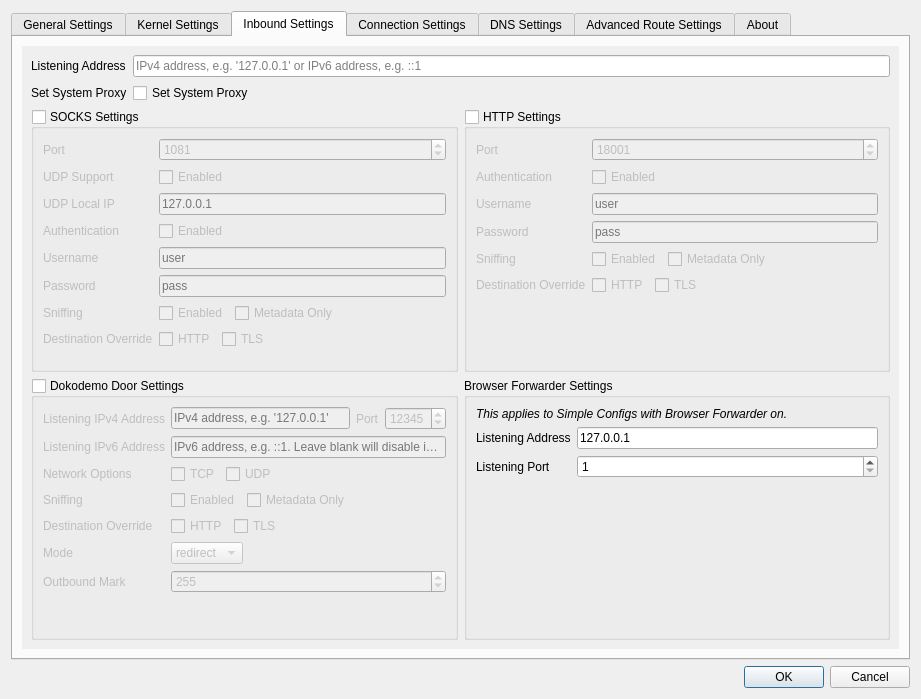
U1F605/Qv2ray, file src/ui/widgets/windows/w_PreferencesWindow.ui: the form before one commit.
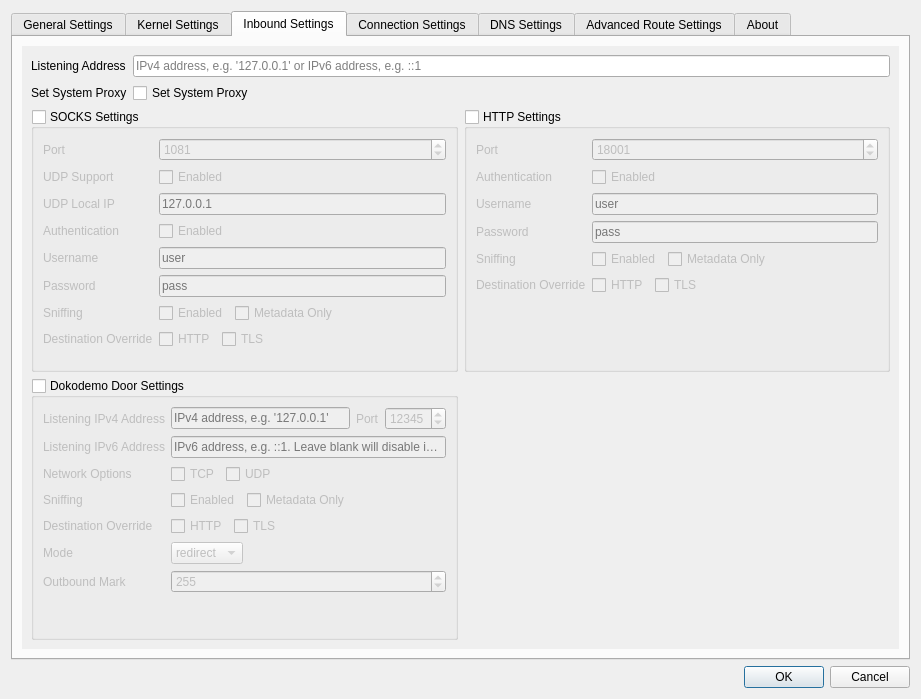
The form after the commit. The open tabs and pages were chosen to show the change. Icons and pictures are not drawn.

```diff
--- a/src/ui/widgets/windows/w_PreferencesWindow.ui
+++ b/src/ui/widgets/windows/w_PreferencesWindow.ui
@@ -1693,67 +1693,6 @@
                </layout>
               </widget>
              </item>
-             <item row="1" column="1">
-              <widget class="QGroupBox" name="groupBox_2">
-               <property name="enabled">
-                <bool>true</bool>
-               </property>
-               <property name="title">
-                <string>Browser Forwarder Settings</string>
-               </property>
-               <property name="checkable">
-                <bool>false</bool>
-               </property>
-               <property name="checked">
-                <bool>false</bool>
-               </property>
-               <layout class="QFormLayout" name="formLayout_14">
-                <item row="1" column="0">
-                 <widget class="QLabel" name="label_42">
-                  <property name="text">
-                   <string comment="Listening Address for Browser Forwarder">Listening Address</string>
-                  </property>
-                 </widget>
-                </item>
-                <item row="1" column="1">
-                 <widget class="QLineEdit" name="browserForwarderAddressTxt">
-                  <property name="text">
-                   <string notr="true">127.0.0.1</string>
-                  </property>
-                 </widget>
-                </item>
-                <item row="2" column="0">
-                 <widget class="QLabel" name="label_66">
-                  <property name="text">
-                   <string comment="Listening Port for Browser Forwarder">Listening Port</string>
-                  </property>
-                 </widget>
-                </item>
-                <item row="2" column="1">
-                 <widget class="QSpinBox" name="browserForwarderPortSB">
-                  <property name="minimum">
-                   <number>1</number>
-                  </property>
-                  <property name="maximum">
-                   <number>65535</number>
-                  </property>
-                 </widget>
-                </item>
-                <item row="0" column="0" colspan="2">
-                 <widget class="QLabel" name="label_82">
-                  <property name="font">
-                   <font>
-                    <italic>true</italic>
-                   </font>
-                  </property>
-                  <property name="text">
-                   <string>This applies to Simple Configs with Browser Forwarder on.</string>
-                  </property>
-                 </widget>
-                </item>
-               </layout>
-              </widget>
-             </item>
             </layout>
            </item>
           </layout>
```
Left out of the diff: 2 changed lines with no effect on the pictures.
